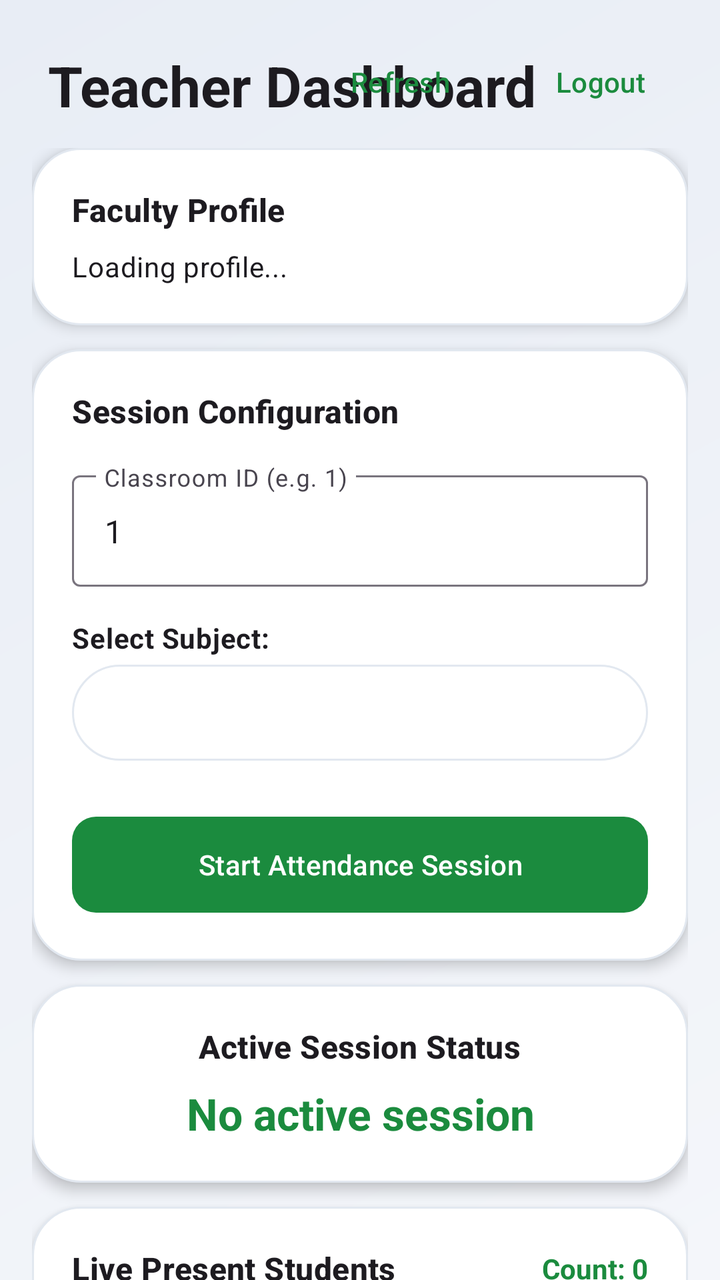
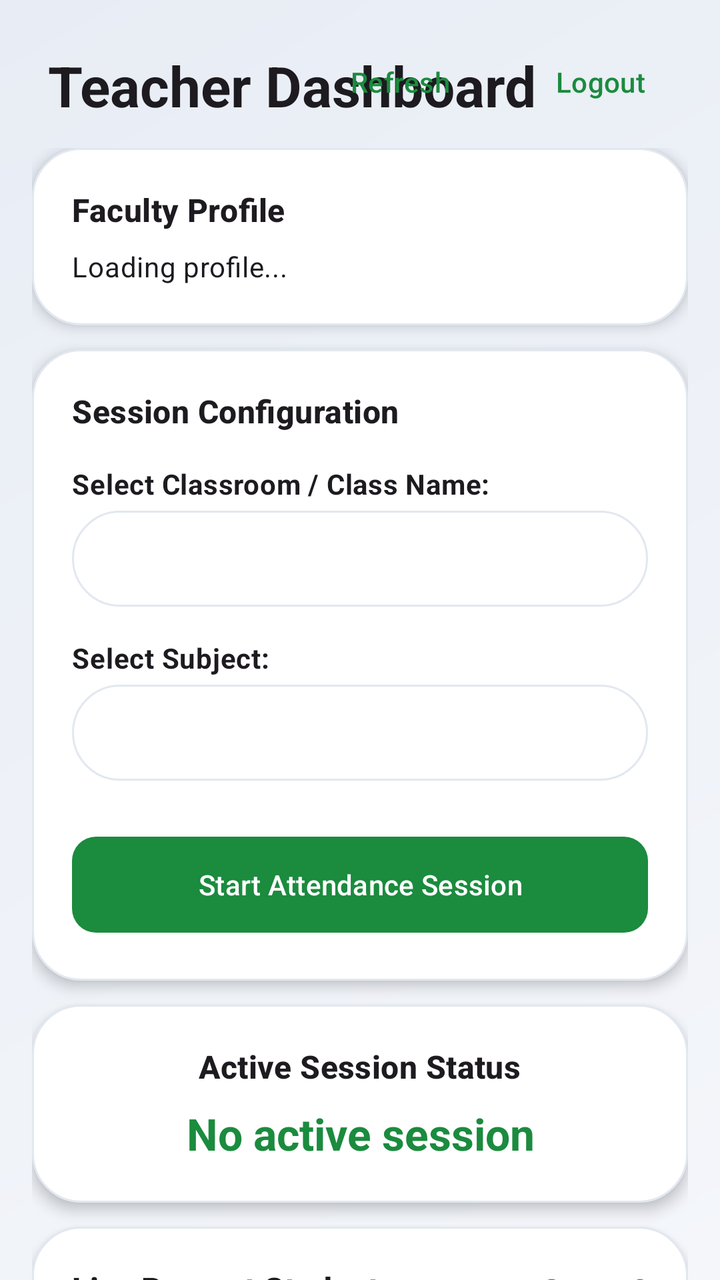

The first picture is an Android layout as it rendered before a commit; the second is the same layout after the commit. The layout source and the unified diff follow.
<!-- AndroidManifest.xml: application theme Theme.SmartAttendance -->
<!-- res/layout/activity_teacher_dashboard.xml -->
<?xml version="1.0" encoding="utf-8"?>
<androidx.constraintlayout.widget.ConstraintLayout xmlns:android="http://schemas.android.com/apk/res/android"
    xmlns:app="http://schemas.android.com/apk/res-auto"
    xmlns:tools="http://schemas.android.com/tools"
    android:layout_width="match_parent"
    android:layout_height="match_parent"
    android:background="@drawable/bg_gradient"
    tools:context=".TeacherDashboardActivity">

    
    <TextView
        android:id="@+id/tvHeader"
        android:layout_width="250dp"
        android:layout_height="34dp"
        android:layout_margin="24dp"
        android:text="Teacher Dashboard"
        android:textAppearance="?attr/textAppearanceHeadlineMedium"
        android:textStyle="bold"
        app:layout_constraintStart_toStartOf="parent"
        app:layout_constraintTop_toTopOf="parent" />












    <Button
        android:id="@+id/btnRefresh"
        style="@style/Widget.Material3.Button.TextButton"
        android:layout_width="wrap_content"
        android:layout_height="wrap_content"
        android:layout_marginEnd="12dp"
        android:text="Refresh"
        app:layout_constraintBottom_toBottomOf="@+id/tvHeader"
        app:layout_constraintEnd_toStartOf="@+id/btnLogout"
        app:layout_constraintTop_toTopOf="@+id/tvHeader" />

    <Button
        android:id="@+id/btnLogout"
        style="@style/Widget.Material3.Button.TextButton"
        android:layout_width="wrap_content"
        android:layout_height="wrap_content"
        android:layout_marginEnd="16dp"
        android:text="Logout"
        app:layout_constraintBottom_toBottomOf="@+id/tvHeader"
        app:layout_constraintEnd_toEndOf="parent"
        app:layout_constraintTop_toTopOf="@+id/tvHeader" />

    
    <androidx.core.widget.NestedScrollView
        android:id="@+id/scrollView"
        android:layout_width="0dp"
        android:layout_height="0dp"
        android:clipToPadding="false"
        android:padding="16dp"
        app:layout_constraintBottom_toBottomOf="parent"
        app:layout_constraintEnd_toEndOf="parent"
        app:layout_constraintStart_toStartOf="parent"
        app:layout_constraintTop_toBottomOf="@id/tvHeader">

        <LinearLayout
            android:layout_width="match_parent"
            android:layout_height="wrap_content"
            android:orientation="vertical">

            
            <LinearLayout
                android:id="@+id/cardProfile"
                android:layout_width="match_parent"
                android:layout_height="wrap_content"
                android:layout_marginBottom="12dp"
                android:background="@drawable/glass_card"
                android:elevation="4dp"
                android:orientation="vertical"
                android:padding="20dp">

                <TextView
                    android:layout_width="wrap_content"
                    android:layout_height="wrap_content"
                    android:text="Faculty Profile"
                    android:textAppearance="?attr/textAppearanceTitleMedium"
                    android:textStyle="bold" />

                <TextView
                    android:id="@+id/tvTeacherInfo"
                    android:layout_width="wrap_content"
                    android:layout_height="wrap_content"
                    android:layout_marginTop="8dp"
                    android:text="Loading profile..."
                    android:textAppearance="?attr/textAppearanceBodyMedium" />
            </LinearLayout>

            
            <LinearLayout
                android:id="@+id/cardConfig"
                android:layout_width="match_parent"
                android:layout_height="wrap_content"
                android:layout_marginBottom="12dp"
                android:background="@drawable/glass_card"
                android:elevation="4dp"
                android:orientation="vertical"
                android:padding="20dp">

                <TextView
                    android:layout_width="wrap_content"
                    android:layout_height="wrap_content"
                    android:text="Session Configuration"
                    android:textAppearance="?attr/textAppearanceTitleMedium"
                    android:textStyle="bold" />

                <com.google.android.material.textfield.TextInputLayout
                    android:layout_width="match_parent"
                    android:layout_height="wrap_content"
                    android:layout_marginTop="16dp"
                    android:hint="Classroom ID (e.g. 1)"
                    app:boxBackgroundColor="@android:color/transparent">

                    <com.google.android.material.textfield.TextInputEditText
                        android:id="@+id/etClassroomId"
                        android:layout_width="match_parent"
                        android:layout_height="wrap_content"
                        android:inputType="number"
                        android:text="1" />
                </com.google.android.material.textfield.TextInputLayout>

                <TextView
                    android:layout_width="wrap_content"
                    android:layout_height="wrap_content"
                    android:layout_marginTop="16dp"
                    android:text="Select Subject:"
                    android:textAppearance="?attr/textAppearanceBodyMedium"
                    android:textStyle="bold" />

                <Spinner
                    android:id="@+id/spinnerSubject"
                    android:layout_width="match_parent"
                    android:layout_height="48dp"
                    android:layout_marginTop="4dp"
                    android:background="@drawable/glass_card"
                    android:paddingHorizontal="12dp" />

                <com.google.android.material.button.MaterialButton
                    android:id="@+id/btnStartSession"
                    android:layout_width="match_parent"
                    android:layout_height="56dp"
                    android:layout_marginTop="24dp"
                    android:text="Start Attendance Session"
                    app:cornerRadius="12dp" />

            </LinearLayout>

            
            <LinearLayout
                android:id="@+id/cardTimer"
                android:layout_width="match_parent"
                android:layout_height="wrap_content"
                android:layout_marginBottom="12dp"
                android:background="@drawable/glass_card"
                android:elevation="4dp"
                android:gravity="center"
                android:orientation="vertical"
                android:padding="20dp">

                <TextView
                    android:layout_width="wrap_content"
                    android:layout_height="wrap_content"
                    android:text="Active Session Status"
                    android:textAppearance="?attr/textAppearanceTitleMedium"
                    android:textStyle="bold" />

                <TextView
                    android:id="@+id/tvTimerStatus"
                    android:layout_width="wrap_content"
                    android:layout_height="wrap_content"
                    android:layout_marginTop="8dp"
                    android:text="No active session"
                    android:textAlignment="center"
                    android:textAppearance="?attr/textAppearanceTitleLarge"
                    android:textColor="@color/md_theme_light_primary"
                    android:textStyle="bold" />

                <com.google.android.material.button.MaterialButton
                    android:id="@+id/btnStopSession"
                    style="@style/Widget.Material3.Button.OutlinedButton"
                    android:layout_width="match_parent"
                    android:layout_height="48dp"
                    android:layout_marginTop="16dp"
                    android:text="Stop / Cancel Session"
                    android:visibility="gone"
                    app:cornerRadius="12dp" />
            </LinearLayout>

            
            <LinearLayout
                android:id="@+id/cardRoster"
                android:layout_width="match_parent"
                android:layout_height="wrap_content"
                android:layout_marginBottom="24dp"
                android:background="@drawable/glass_card"
                android:elevation="4dp"
                android:orientation="vertical"
                android:padding="20dp">

                <LinearLayout
                    android:layout_width="match_parent"
                    android:layout_height="wrap_content"
                    android:orientation="horizontal"
                    android:gravity="center_vertical">

                    <TextView
                        android:layout_width="0dp"
                        android:layout_height="wrap_content"
                        android:layout_weight="1"
                        android:text="Live Present Students"
                        android:textAppearance="?attr/textAppearanceTitleMedium"
                        android:textStyle="bold" />

                    <TextView
                        android:id="@+id/tvPresentBadge"
                        android:layout_width="wrap_content"
                        android:layout_height="wrap_content"
                        android:text="Count: 0"
                        android:textStyle="bold"
                        android:textColor="@color/md_theme_light_primary" />
                </LinearLayout>

                <TextView
                    android:id="@+id/tvRosterList"
                    android:layout_width="match_parent"
                    android:layout_height="wrap_content"
                    android:layout_marginTop="12dp"
                    android:text="No active session to display live roster."
                    android:textAppearance="?attr/textAppearanceBodyMedium" />

            </LinearLayout>

            
            <LinearLayout
                android:id="@+id/cardHistory"
                android:layout_width="match_parent"
                android:layout_height="wrap_content"
                android:layout_marginBottom="24dp"
                android:background="@drawable/glass_card"
                android:elevation="4dp"
                android:orientation="vertical"
                android:padding="20dp">

                <TextView
                    android:layout_width="wrap_content"
                    android:layout_height="wrap_content"
                    android:text="Subject Attendance History"
                    android:textAppearance="?attr/textAppearanceTitleMedium"
                    android:textStyle="bold" />

                <TextView
                    android:id="@+id/tvHistoryList"
                    android:layout_width="match_parent"
                    android:layout_height="wrap_content"
                    android:layout_marginTop="12dp"
                    android:text="Select a subject to view past attendance records."
                    android:textAppearance="?attr/textAppearanceBodyMedium" />

            </LinearLayout>

        </LinearLayout>
    </androidx.core.widget.NestedScrollView>

    <ProgressBar
        android:id="@+id/progressBar"
        android:layout_width="wrap_content"
        android:layout_height="wrap_content"
        android:visibility="gone"
        app:layout_constraintBottom_toBottomOf="parent"
        app:layout_constraintEnd_toEndOf="parent"
        app:layout_constraintStart_toStartOf="parent"
        app:layout_constraintTop_toTopOf="parent" />

</androidx.constraintlayout.widget.ConstraintLayout>
<!-- resources referenced by this layout -->
<resources>
  <color name="md_theme_light_primary">#1B8B3E</color>
  <!-- drawable bg_gradient (drawable) -->
  <?xml version="1.0" encoding="utf-8"?>
  <shape xmlns:android="http://schemas.android.com/apk/res/android">
      <gradient
          android:startColor="@color/bg_gradient_start"
          android:endColor="@color/bg_gradient_end"
          android:angle="135" />
  </shape>
  <!-- drawable glass_card (drawable) -->
  <?xml version="1.0" encoding="utf-8"?>
  <shape xmlns:android="http://schemas.android.com/apk/res/android">
      <solid android:color="@color/glass_card_bg" />
      <stroke android:width="1dp" android:color="@color/glass_card_stroke" />
      <corners android:radius="24dp" />
  </shape>
  <style name="Theme.SmartAttendance" parent="Base.Theme.SmartAttendance" />
  <color name="bg_gradient_start">#F4F6FA</color>
  <color name="bg_gradient_end">#E8EDF5</color>
  <color name="glass_card_bg">#FFFFFFFF</color>
  <color name="glass_card_stroke">#E2E8F0</color>
  <style name="Base.Theme.SmartAttendance" parent="Theme.Material3.Light.NoActionBar">
          <item name="colorPrimary">@color/md_theme_light_primary</item>
          <item name="colorOnPrimary">@color/md_theme_light_onPrimary</item>
          <item name="colorPrimaryContainer">@color/md_theme_light_primaryContainer</item>
          <item name="colorOnPrimaryContainer">@color/md_theme_light_onPrimaryContainer</item>
          <item name="android:windowBackground">@color/bg_gradient_start</item>
      </style>
  <color name="md_theme_light_onPrimary">#FFFFFF</color>
  <color name="md_theme_light_primaryContainer">#C8F0D4</color>
  <color name="md_theme_light_onPrimaryContainer">#0A4A1F</color>
</resources>

<!-- the commit's change to res/layout/activity_teacher_dashboard.xml (unified diff, before → after) -->
@@ -114,20 +114,21 @@
                     android:textAppearance="?attr/textAppearanceTitleMedium"
                     android:textStyle="bold" />
 
-                <com.google.android.material.textfield.TextInputLayout
-                    android:layout_width="match_parent"
+                <TextView
+                    android:layout_width="wrap_content"
                     android:layout_height="wrap_content"
                     android:layout_marginTop="16dp"
-                    android:hint="Classroom ID (e.g. 1)"
-                    app:boxBackgroundColor="@android:color/transparent">
-
-                    <com.google.android.material.textfield.TextInputEditText
-                        android:id="@+id/etClassroomId"
-                        android:layout_width="match_parent"
-                        android:layout_height="wrap_content"
-                        android:inputType="number"
-                        android:text="1" />
-                </com.google.android.material.textfield.TextInputLayout>
+                    android:text="Select Classroom / Class Name:"
+                    android:textAppearance="?attr/textAppearanceBodyMedium"
+                    android:textStyle="bold" />
+
+                <Spinner
+                    android:id="@+id/spinnerClassroom"
+                    android:layout_width="match_parent"
+                    android:layout_height="48dp"
+                    android:layout_marginTop="4dp"
+                    android:background="@drawable/glass_card"
+                    android:paddingHorizontal="12dp" />
 
                 <TextView
                     android:layout_width="wrap_content"
